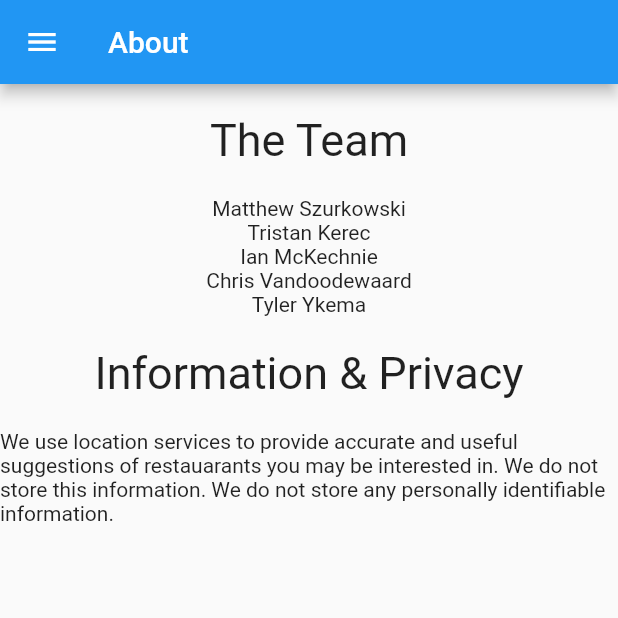
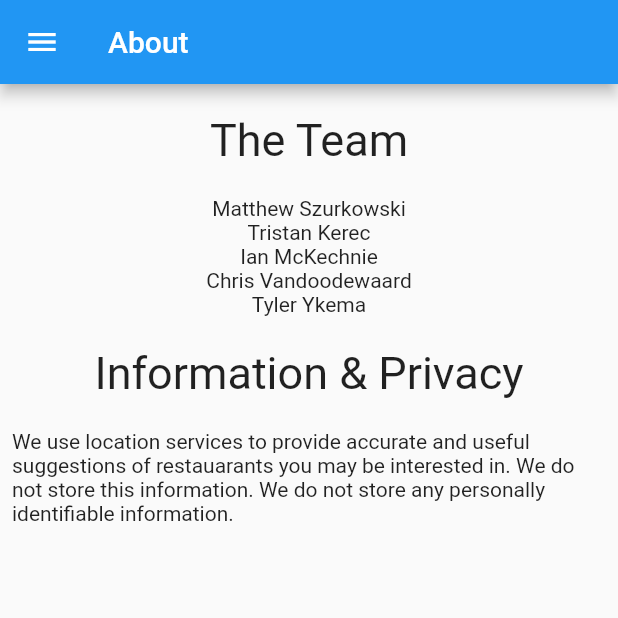
Before and after one commit to MatthewSzurkowski/TasteTwin, a Flutter app: the AboutPage screen opened directly, on a phone screen of 412 x 824 dp, the top half of it. Run offline on Flutter 3.47's test engine with Material 2 defaults, Android fonts, the light colour scheme and no system bars; our stand-ins replace custom_radio_grouped_button, firebase_core, firebase_database, flutter_countdown_timer, flutter_riverpod, swipe_cards; accounts and stored records are empty.

Commit message:
add padding to about page text

```diff
--- a/taste_twin/lib/pages/about.dart
+++ b/taste_twin/lib/pages/about.dart
@@ -48,8 +48,11 @@ class _AboutPage extends State<AboutPage> {
               style: TextStyle(fontSize: 30),
             ),
             SizedBox(height: 20),
-            Text(
-                "We use location services to provide accurate and useful suggestions of restauarants you may be interested in. We do not store this information. We do not store any personally identifiable information. ")
+            Padding(
+              padding: EdgeInsets.symmetric(horizontal: 8.0),
+              child: Text(
+                  "We use location services to provide accurate and useful suggestions of restauarants you may be interested in. We do not store this information. We do not store any personally identifiable information. "),
+            )
           ],
         )),
         drawer: const MainDrawer(
```
